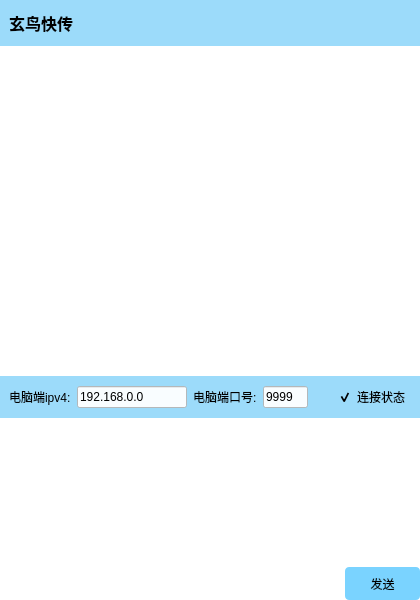
This is XuanNiaoQuickTransfer.ui in xuanniaomose/XuanNiaoQuickTransfer as Qt 5 draws it before an edit. The edited form follows.
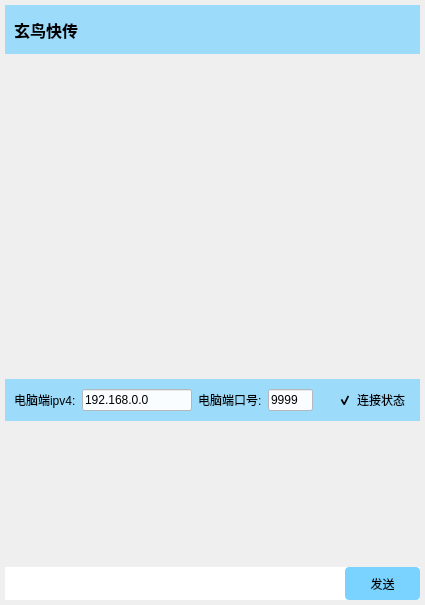
This is the edited form. Icons and pictures are not drawn.

Diff of the .ui file:
```diff
--- a/XuanNiaoQuickTransfer.ui
+++ b/XuanNiaoQuickTransfer.ui
@@ -9,8 +9,8 @@
    <rect>
     <x>0</x>
     <y>0</y>
-    <width>420</width>
-    <height>600</height>
+    <width>425</width>
+    <height>605</height>
    </rect>
   </property>
   <property name="windowTitle">
@@ -18,9 +18,51 @@
   </property>
   <widget class="QWidget" name="widget_central">
    <property name="styleSheet">
-    <string notr="true"/>
+    <string notr="true">background-color: rgba(0,0,0,0);</string>
    </property>
-   <layout class="QVBoxLayout" name="verticalLayout_central" stretch="1,12">
+   <layout class="QVBoxLayout" name="verticalLayout_central" stretch="12">
+    <property name="spacing">
+     <number>5</number>
+    </property>
+    <property name="leftMargin">
+     <number>5</number>
+    </property>
+    <property name="topMargin">
+     <number>5</number>
+    </property>
+    <property name="rightMargin">
+     <number>5</number>
+    </property>
+    <property name="bottomMargin">
+     <number>5</number>
+    </property>
+    <item>
+     <widget class="QFrame" name="frame_main">
+      <property name="sizePolicy">
+       <sizepolicy hsizetype="Preferred" vsizetype="Preferred">
+        <horstretch>0</horstretch>
+        <verstretch>0</verstretch>
+       </sizepolicy>
+      </property>
+      <layout class="QHBoxLayout" name="layout_main" stretch="0">
+       <property name="spacing">
+        <number>0</number>
+       </property>
+       <property name="leftMargin">
+        <number>0</number>
+       </property>
+       <property name="topMargin">
+        <number>0</number>
+       </property>
+       <property name="rightMargin">
+        <number>0</number>
+       </property>
+       <property name="bottomMargin">
+        <number>0</number>
+       </property>
+       <item>
+        <widget class="QFrame" name="frame_chart">
+         <layout class="QVBoxLayout" name="layout_chart" stretch="3,20,1,9,2">
     <property name="spacing">
      <number>0</number>
     </property>
@@ -222,48 +264,6 @@
       </layout>
      </widget>
     </item>
-    <item>
-     <widget class="QFrame" name="frame_main">
-      <property name="sizePolicy">
-       <sizepolicy hsizetype="Preferred" vsizetype="Preferred">
-        <horstretch>0</horstretch>
-        <verstretch>0</verstretch>
-       </sizepolicy>
-      </property>
-      <layout class="QHBoxLayout" name="layout_main" stretch="0">
-       <property name="spacing">
-        <number>0</number>
-       </property>
-       <property name="leftMargin">
-        <number>0</number>
-       </property>
-       <property name="topMargin">
-        <number>0</number>
-       </property>
-       <property name="rightMargin">
-        <number>0</number>
-       </property>
-       <property name="bottomMargin">
-        <number>0</number>
-       </property>
-       <item>
-        <widget class="QFrame" name="frame_chart">
-         <layout class="QVBoxLayout" name="layout_chart" stretch="20,1,9,2">
-          <property name="spacing">
-           <number>0</number>
-          </property>
-          <property name="leftMargin">
-           <number>0</number>
-          </property>
-          <property name="topMargin">
-           <number>0</number>
-          </property>
-          <property name="rightMargin">
-           <number>0</number>
-          </property>
-          <property name="bottomMargin">
-           <number>0</number>
-          </property>
           <item>
            <widget class="QTextBrowser" name="textBrowser_chart">
             <property name="styleSheet">
```
Lines whose indentation alone changed are shown as unchanged.
